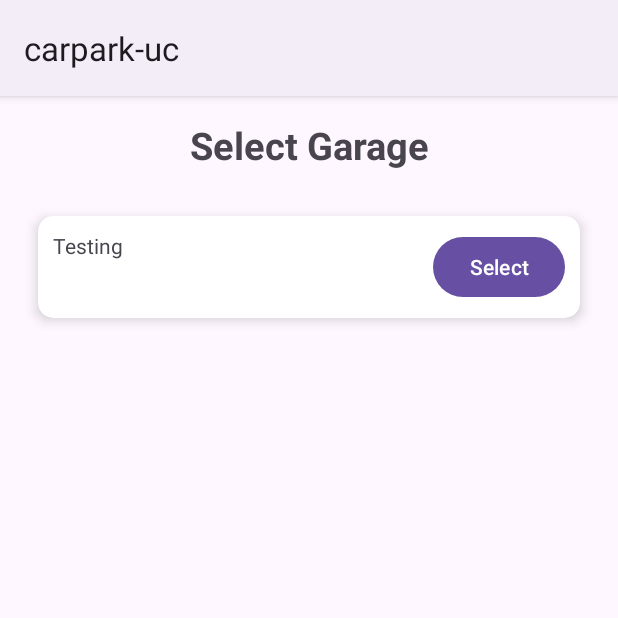
After one commit to jPraiser23/carpark-uc, an Android app: the Home screen opened directly, with no data from a screen before it, on a phone screen of 412 x 824 dp, the top half of it. The commit adds this screen. Run offline under Robolectric (Android 15) with nearby library versions, the phone set to English and light mode, and no system bars.

Commit message:
Update 2

```diff
--- /dev/null
+++ b/app/src/main/java/com/example/carpark_uc/GarageListAdapter.java
@@ -0,0 +1,61 @@
+package com.example.carpark_uc;
+
+import static androidx.core.content.ContextCompat.startActivity;
+
+import android.content.Context;
+import android.content.Intent;
+import android.util.AttributeSet;
+import android.view.LayoutInflater;
+import android.view.View;
+import android.view.ViewGroup;
+import android.widget.TextView;
+
+import androidx.annotation.NonNull;
+import androidx.annotation.Nullable;
+import androidx.recyclerview.widget.RecyclerView;
+
+import java.util.List;
+
+public class GarageListAdapter extends RecyclerView.Adapter<GarageVH>{
+    List<String> garageNames;
+
+    public GarageListAdapter(List<String> garageNames) {
+        this.garageNames = garageNames;
+    }
+
+    @NonNull
+    @Override
+    public GarageVH onCreateViewHolder(@NonNull ViewGroup parent, int viewType) {
+        View view = LayoutInflater.from(parent.getContext()).inflate(R.layout.item, parent,false);
+
+        return new GarageVH(view).linkAdapter(this);
+    }
+
+    @Override
+    public void onBindViewHolder(@NonNull GarageVH holder, int position) {
+        holder.textView.setText(garageNames.get(position));
+    }
+
+    @Override
+    public int getItemCount() {
+        return garageNames.size();
+    }
+}
+
+class GarageVH extends RecyclerView.ViewHolder{
+    TextView textView;
+    private GarageListAdapter adapter;
+    public GarageVH(@NonNull View itemView) {
+        super(itemView);
+        textView = itemView.findViewById(R.id.text);
+        itemView.findViewById(R.id.select).setOnClickListener(view ->{
+            //Link to next page-->
+            Intent intent = new Intent(itemView.getContext(), FirstGarge.class);
+            itemView.getContext().startActivity(intent);
+        });
+    }
+    public GarageVH linkAdapter(GarageListAdapter adapter){
+        this.adapter = adapter;
+        return this;
+    }
+}
--- /dev/null
+++ b/app/src/main/java/com/example/carpark_uc/Home.java
@@ -0,0 +1,31 @@
+package com.example.carpark_uc;
+
+import androidx.appcompat.app.AppCompatActivity;
+import androidx.recyclerview.widget.LinearLayoutManager;
+import androidx.recyclerview.widget.RecyclerView;
+
+import android.os.Bundle;
+
+import java.util.LinkedList;
+import java.util.List;
+
+public class Home extends AppCompatActivity {
+    String [] garageNames = {"CCM","Garage 2", "Garage 3"};
+    int counter = 0 ;
+
+    @Override
+    protected void onCreate(Bundle savedInstanceState) {
+        super.onCreate(savedInstanceState);
+        setContentView(R.layout.activity_home);
+
+        List<String> items = new LinkedList<>();
+        items.add("Testing");
+
+        RecyclerView recyclerView = findViewById(R.id.recyclerview);
+        recyclerView.setLayoutManager(new LinearLayoutManager(this));
+        GarageListAdapter adapter = new GarageListAdapter(items);
+        recyclerView.setAdapter(adapter);
+
+
+    }
+}
--- a/app/src/main/java/com/example/carpark_uc/Login.java
+++ b/app/src/main/java/com/example/carpark_uc/Login.java
@@ -83,7 +83,7 @@ public class Login extends AppCompatActivity {
                                 if (task.isSuccessful()) {
                                     // Sign in success, update UI with the signed-in user's information
                                     Toast.makeText(getApplicationContext(),"Login Successful", Toast.LENGTH_SHORT).show();
-                                    Intent intent = new Intent(getApplicationContext(), MainActivity.class);
+                                    Intent intent = new Intent(getApplicationContext(), Home.class);
                                     startActivity(intent);
                                     finish();
                                 } else {
--- /dev/null
+++ b/app/src/main/res/layout/activity_home.xml
@@ -0,0 +1,30 @@
+<?xml version="1.0" encoding="utf-8"?>
+<LinearLayout xmlns:android="http://schemas.android.com/apk/res/android"
+    xmlns:app="http://schemas.android.com/apk/res-auto"
+    xmlns:tools="http://schemas.android.com/tools"
+    android:layout_width="match_parent"
+    android:orientation="vertical"
+    android:gravity="center"
+    android:padding="15dp"
+    android:layout_height="match_parent"
+    tools:context=".Home">
+
+    <TextView
+        android:id="@+id/textView"
+        android:text="@string/select_garage"
+        android:gravity="center"
+        android:textSize="25sp"
+        android:textStyle="bold"
+        android:layout_width="match_parent"
+        android:layout_height="wrap_content"
+        android:layout_marginBottom="20dp"
+        />
+
+    <androidx.recyclerview.widget.RecyclerView
+        android:id="@+id/recyclerview"
+        android:layout_width="match_parent"
+        android:layout_height="match_parent"
+        android:layout_weight="1"
+        />
+
+</LinearLayout>
--- a/app/src/main/res/layout/activity_login.xml
+++ b/app/src/main/res/layout/activity_login.xml
@@ -21,6 +21,7 @@
     <com.google.android.material.textfield.TextInputLayout
         android:layout_width="match_parent"
         android:layout_height="wrap_content"
+        android:textColorHint="#000000"
         >
         <com.google.android.material.textfield.TextInputEditText
             android:id="@+id/email"
--- /dev/null
+++ b/app/src/main/res/layout/item.xml
@@ -0,0 +1,34 @@
+<?xml version="1.0" encoding="utf-8"?>
+<androidx.cardview.widget.CardView xmlns:android="http://schemas.android.com/apk/res/android"
+    xmlns:tools="http://schemas.android.com/tools"
+    android:layout_width="match_parent"
+    android:layout_height="wrap_content"
+    android:layout_margin="10dp"
+    xmlns:app="http://schemas.android.com/apk/res-auto"
+    app:cardCornerRadius="10dp"
+    app:cardElevation="5dp"
+    app:contentPadding="10dp">
+
+    <LinearLayout
+        android:layout_width="match_parent"
+        android:layout_height="wrap_content"
+        android:orientation="horizontal"
+        tools:ignore="UselessLeaf">
+
+        <TextView
+            android:id="@+id/text"
+
+            android:layout_width="0dp"
+            android:layout_height="wrap_content"
+            android:layout_weight="1"
+            android:text="@string/ccm" />
+        <Button
+            android:id="@+id/select"
+            android:layout_width="wrap_content"
+            android:layout_height="wrap_content"
+            android:text="Select"
+            android:layout_gravity="center_vertical"/>
+
+    </LinearLayout>
+
+</androidx.cardview.widget.CardView>
--- a/app/src/main/res/values/strings.xml
+++ b/app/src/main/res/values/strings.xml
@@ -6,4 +6,6 @@
     <string name="register">Register</string>
     <string name="click_to_login">Click to login</string>
     <string name="click_to_register">Click to Register</string>
+    <string name="select_garage">Select Garage</string>
+    <string name="ccm">CCM</string>
 </resources>
```
Also changed, not shown: app/src/main/AndroidManifest.xml (+13 -7 lines), app/src/main/java/com/example/carpark_uc/FirstGarge.java (added, +14 -0 lines), app/src/main/java/com/example/carpark_uc/MainActivity.kt (deleted, +0 -11 lines), app/src/main/res/layout/activity_first_garge.xml (renamed from app/src/main/res/layout/activity_main.xml, +8 -10 lines), app/src/main/res/drawable/FirstGarageTest.png (added).
